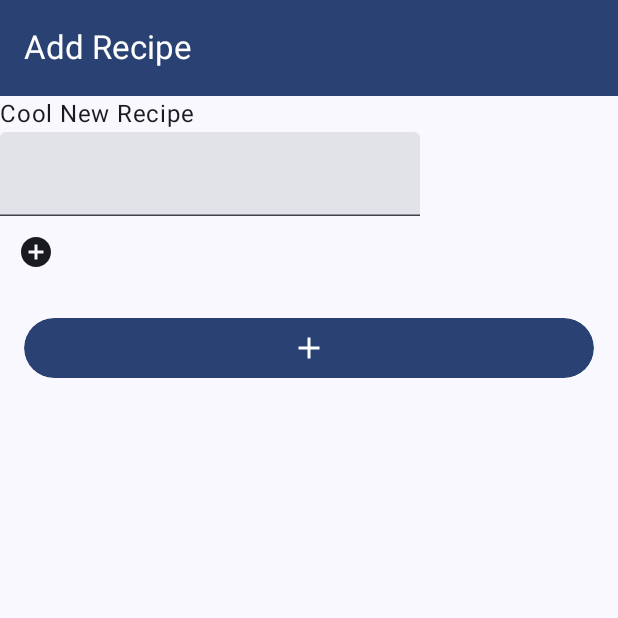
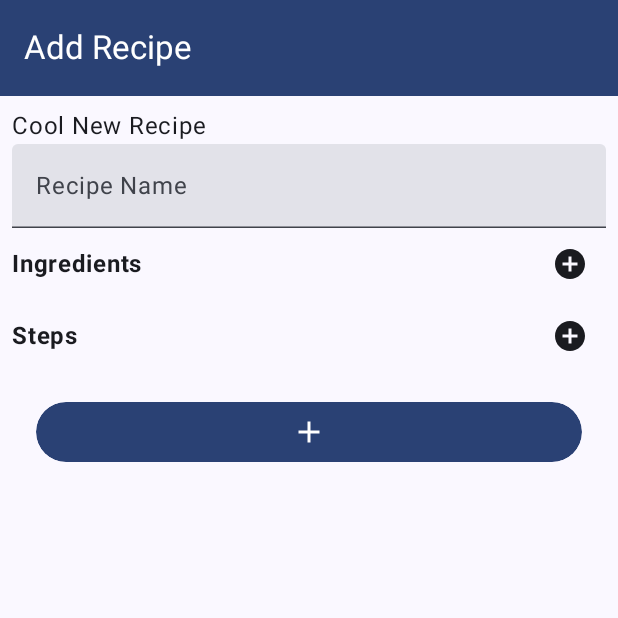
Before and after one commit to MayrThomas/project-meal, an Android app built with Jetpack Compose: the AddRecipeScreen screen opened through its navigation route, on a phone screen of 412 x 824 dp, the top half of it. Run offline under Robolectric (Android 15) with nearby library versions, the phone set to English and light mode, and no system bars; our stand-ins replace Room's generated code, livedata-compose.

Commit message:
create add step dialog

```diff
--- a/projectMeal/app/src/main/java/at/thomas/mayr/projectMeal/ui/view/screens/AddRecipeScreen.kt
+++ b/projectMeal/app/src/main/java/at/thomas/mayr/projectMeal/ui/view/screens/AddRecipeScreen.kt
@@ -1,10 +1,15 @@
 package at.thomas.mayr.projectMeal.ui.view.screens
 
+import androidx.compose.foundation.layout.Arrangement
+import androidx.compose.foundation.layout.Box
 import androidx.compose.foundation.layout.Column
+import androidx.compose.foundation.layout.Row
+import androidx.compose.foundation.layout.fillMaxSize
 import androidx.compose.foundation.layout.fillMaxWidth
 import androidx.compose.foundation.layout.padding
 import androidx.compose.foundation.lazy.LazyColumn
 import androidx.compose.foundation.lazy.items
+import androidx.compose.foundation.lazy.itemsIndexed
 import androidx.compose.material.icons.Icons
 import androidx.compose.material.icons.filled.Add
 import androidx.compose.material.icons.outlined.AddCircle
@@ -22,26 +27,37 @@ import androidx.compose.runtime.Composable
 import androidx.compose.runtime.mutableStateListOf
 import androidx.compose.runtime.mutableStateOf
 import androidx.compose.runtime.remember
+import androidx.compose.ui.Alignment
 import androidx.compose.ui.Modifier
+import androidx.compose.ui.text.font.FontWeight
 import androidx.compose.ui.text.input.TextFieldValue
 import androidx.compose.ui.unit.dp
 import androidx.navigation.NavController
 import at.thomas.mayr.projectMeal.room.MealRepository
 import at.thomas.mayr.projectMeal.room.entities.Ingredient
 import at.thomas.mayr.projectMeal.ui.view.views.CreateIngredientDialog
+import at.thomas.mayr.projectMeal.ui.view.views.CreateStepDialog
 
 @OptIn(ExperimentalMaterial3Api::class)
 @Composable
 fun AddRecipeScreen(navController: NavController, repository: MealRepository) {
     val recipeName = remember { mutableStateOf(TextFieldValue()) }
     val ingredients = remember { mutableStateListOf<Ingredient>() }
-    val steps = remember { mutableStateListOf(String()) }
+    val steps = remember { mutableStateListOf<String>() }
     val showCreateIngredientDialog = remember { mutableStateOf(false) }
+    val showCreateStepDialog = remember { mutableStateOf(false) }
 
     if (showCreateIngredientDialog.value) {
         CreateIngredientDialog (
             setShowDialog = { showCreateIngredientDialog.value = it },
             addIngredient = { ingredients.add(it) }
+        )
+    }
+
+    if(showCreateStepDialog.value) {
+        CreateStepDialog(
+            setShowDialog = { showCreateStepDialog.value = it },
+            addStep = { steps.add(it)}
         )
     }
 
@@ -59,25 +75,68 @@ fun AddRecipeScreen(navController: NavController, repository: MealRepository) {
             )
         }
     ) {
+        Box (modifier = Modifier.padding(it).fillMaxSize()) {
             Column(
-            modifier = Modifier.padding(it),
+                modifier = Modifier.padding(8.dp),
             ) {
                 Text(text = "Cool New Recipe")
 
                 TextField(
+                    modifier = Modifier.fillMaxWidth(),
                     value = recipeName.value,
-                onValueChange = { name -> recipeName.value = name }
+                    onValueChange = { name -> recipeName.value = name },
+                    label = { Text(text = "Recipe Name") }
                 )
 
-            LazyColumn {
-                items(ingredients.toList()) {ingredient ->
-                    Text(text = "${ingredient.amount} ${ingredient.ingredientUnit?.name} ${ingredient.name}")
-                }
-            }
+                Row(
+                    modifier = Modifier.fillMaxWidth(),
+                    horizontalArrangement = Arrangement.SpaceBetween,
+                    verticalAlignment = Alignment.CenterVertically
+                ) {
+                    Text(text = "Ingredients", fontWeight = FontWeight.Bold)
+
                     IconButton(onClick = {
                         showCreateIngredientDialog.value = true
                     }) {
                         Icon(imageVector = Icons.Outlined.AddCircle, contentDescription = "Add Ingredient Button")
+                    }
+                }
+
+                LazyColumn(
+                    verticalArrangement = Arrangement.spacedBy(8.dp)
+                ) {
+                    items(ingredients) {ingredient ->
+                        Text(text = "${ingredient.amount} ${ingredient.ingredientUnit?.name} ${ingredient.name}")
+                    }
+                }
+
+                Row(
+                    modifier = Modifier.fillMaxWidth(),
+                    horizontalArrangement = Arrangement.SpaceBetween,
+                    verticalAlignment = Alignment.CenterVertically
+                ) {
+                    Text(text = "Steps", fontWeight = FontWeight.Bold)
+
+                    IconButton(onClick = {
+                        showCreateStepDialog.value = true
+                    }) {
+                        Icon(imageVector = Icons.Outlined.AddCircle, contentDescription = "Add Ingredient Button")
+                    }
+                }
+
+                LazyColumn(
+                    verticalArrangement = Arrangement.spacedBy(8.dp)
+                ) {
+                    itemsIndexed(steps) {index: Int, step: String ->
+                        Row(
+                            modifier = Modifier.fillMaxWidth(),
+                            verticalAlignment = Alignment.CenterVertically,
+                            horizontalArrangement = Arrangement.spacedBy(8.dp)
+                        ) {
+                            Text(text = "$index:", fontWeight = FontWeight.SemiBold)
+                            Text(text = step)
+                        }
+                    }
                 }
 
                 IconButton(
@@ -92,3 +151,4 @@ fun AddRecipeScreen(navController: NavController, repository: MealRepository) {
             }
         }
     }
+}
--- a/projectMeal/app/src/main/java/at/thomas/mayr/projectMeal/ui/view/views/CreateIngredientDialog.kt
+++ b/projectMeal/app/src/main/java/at/thomas/mayr/projectMeal/ui/view/views/CreateIngredientDialog.kt
@@ -35,7 +35,9 @@ fun CreateIngredientDialog(setShowDialog: (Boolean) -> Unit, addIngredient: (Ing
     val ingredientUnit = remember { mutableStateOf(unitList[0]) }
     val expanded = remember { mutableStateOf(false) }
 
-    Dialog(onDismissRequest = { setShowDialog(false) }) {
+    Dialog(
+        onDismissRequest = { setShowDialog(false) }
+    ) {
         Surface(
             shape = RoundedCornerShape(16.dp),
             color = MaterialTheme.colorScheme.surface
```
Also changed, not shown: projectMeal/app/src/main/java/at/thomas/mayr/projectMeal/ui/view/views/CreateStepDialog.kt (added, +91 -0 lines). Lines whose indentation alone changed are shown as unchanged.
